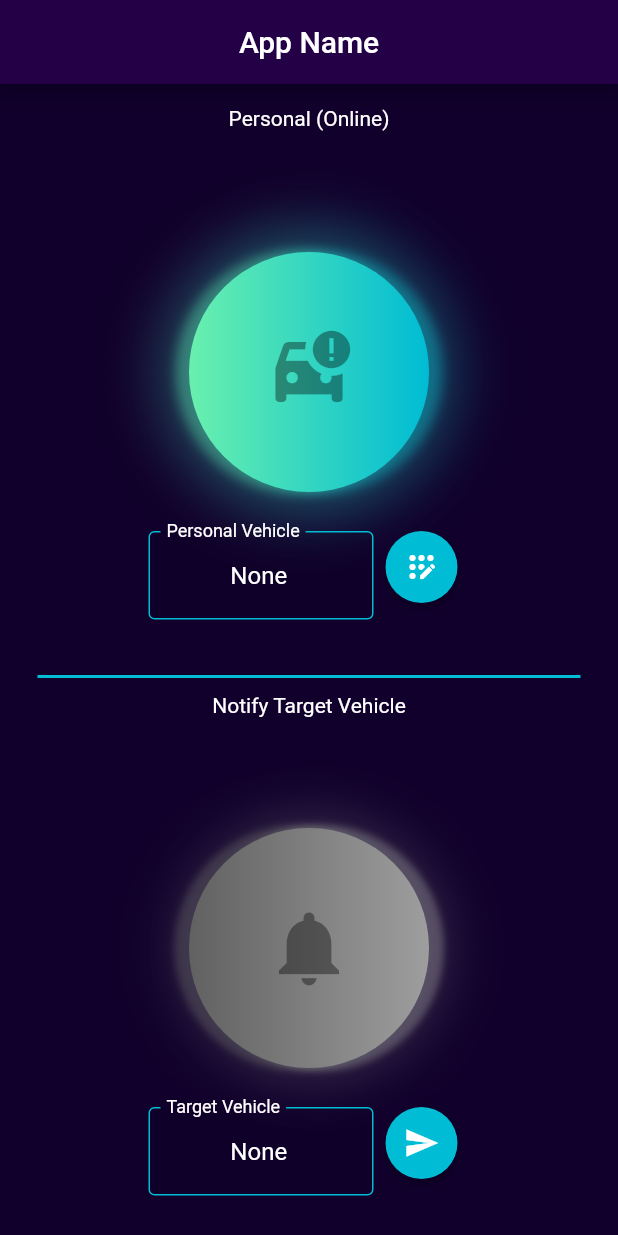
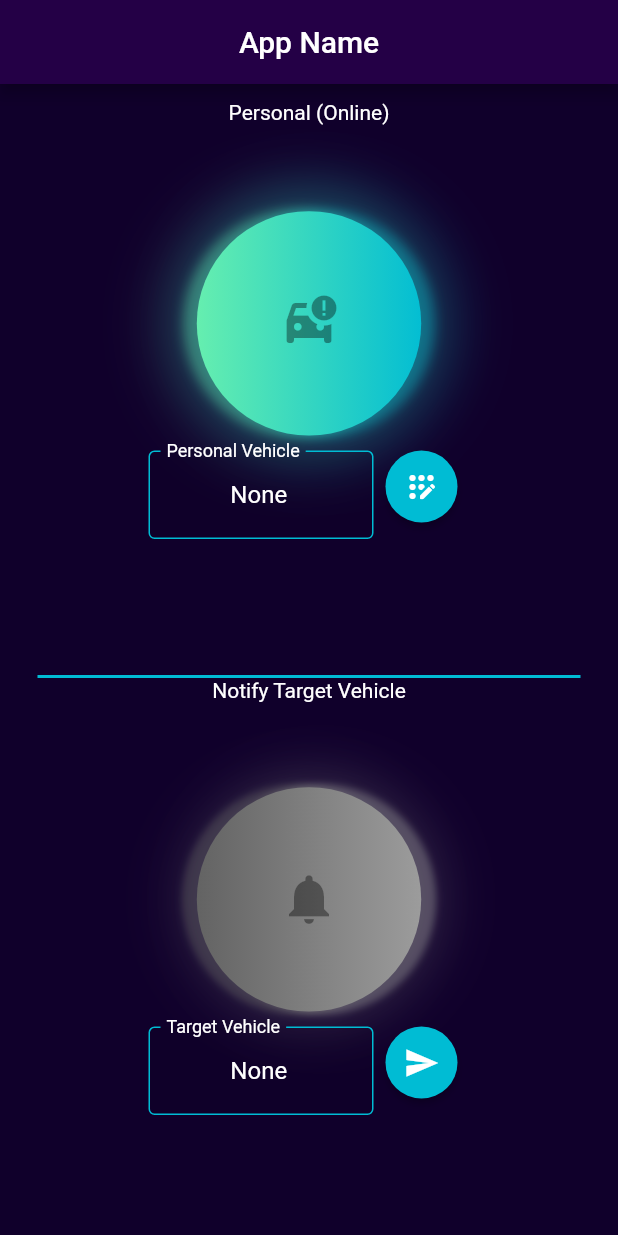
Before and after one commit to ChengCK18/parker-flutter, a Flutter app: the screen it shows after launch, on a phone screen of 412 x 824 dp. Run offline on Flutter 3.47's test engine with Material 2 defaults, Android fonts, the light colour scheme and no system bars.

Commit message:
Added spacing to replace margins

```diff
--- a/lib/main.dart
+++ b/lib/main.dart
@@ -44,6 +44,8 @@ class _MyHomePageState extends State<MyHomePage> {
 
   @override
   Widget build(BuildContext context) {
+    //final screenSize = MediaQuery.of(context).size;
+
     return Scaffold(
       appBar: AppBar(
         centerTitle: true,
@@ -54,10 +56,11 @@ class _MyHomePageState extends State<MyHomePage> {
         child: Column(
           crossAxisAlignment: CrossAxisAlignment.center,
           children: <Widget>[
+            SizedBox(height: 10),
             Expanded(
               flex: 1,
               child: Container(
-                    margin: const EdgeInsets.only(top: 15),
+                  margin: EdgeInsets.all(1),
                   child: Column(
                       crossAxisAlignment: CrossAxisAlignment.stretch,
                       mainAxisAlignment: MainAxisAlignment.start,
@@ -66,14 +69,16 @@ class _MyHomePageState extends State<MyHomePage> {
                           mainAxisAlignment: MainAxisAlignment.center,
                           children: const <Widget>[Text('Personal (Online)')],
                         ),
-                        ]))),
+                      ])),
+            ),
             Expanded(flex: 2, child: PersonalVehicleStatsBut()),
-            Expanded(flex: 1, child: PersonalVehicleRegField()),
+            Expanded(flex: 2, child: PersonalVehicleRegField()),
+            SizedBox(height: 10),
             Expanded(
                 flex: 1,
                 child: Container(
                     margin:
-                        const EdgeInsets.only(left: 25.0, right: 25.0, top: 10),
+                        const EdgeInsets.only(left: 25.0, right: 25.0, top: 0),
                     decoration: const BoxDecoration(
                         border: Border(
                             top: BorderSide(color: Colors.cyan, width: 2))),
@@ -85,13 +90,13 @@ class _MyHomePageState extends State<MyHomePage> {
                             mainAxisAlignment: MainAxisAlignment.center,
                             children: <Widget>[
                               Container(
-                                  margin: const EdgeInsets.only(top: 10),
+                                  margin: const EdgeInsets.only(top: 0),
                                   child: const Text('Notify Target Vehicle'))
                             ],
                           ),
                         ]))),
             Expanded(flex: 2, child: TargetVehicleNotifyBut()),
-            Expanded(flex: 1, child: TargetVehicleNotifyField())
+            Expanded(flex: 2, child: TargetVehicleNotifyField())
           ],
         ),
       ),
--- a/lib/personal_vehicle_stats_but.dart
+++ b/lib/personal_vehicle_stats_but.dart
@@ -50,7 +50,7 @@ class _PersonalVehicleStatsButState extends State<PersonalVehicleStatsBut>
         },
         child: Ink(
           child: IconButton(
-              icon: Icon(Icons.car_crash, size: 60.0),
+              icon: Icon(Icons.car_crash, size: 40.0),
               color: Colors.white,
               onPressed: null),
           height: 48,
--- a/lib/target_vehicle_notify_but.dart
+++ b/lib/target_vehicle_notify_but.dart
@@ -66,7 +66,7 @@ class _TargetVehicleNotifyButState extends State<TargetVehicleNotifyBut>
         },
         child: Ink(
           child: IconButton(
-              icon: Icon(getIcon(), size: 60.0),
+              icon: Icon(getIcon(), size: 40.0),
               color: Colors.white,
               onPressed: null),
           height: 48,
```
Lines whose indentation alone changed are shown as unchanged.
